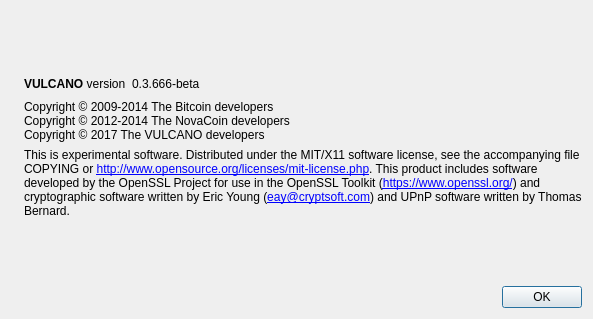
Old version of the form src/qt/forms/aboutdialog.ui in the repository whitejack19/varius.
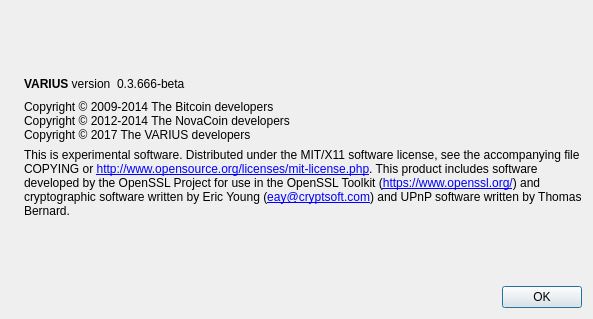
New version of the form. Icons and pictures are not drawn.

Diff of the .ui file:
```diff
--- a/src/qt/forms/aboutdialog.ui
+++ b/src/qt/forms/aboutdialog.ui
@@ -50,7 +50,7 @@
           <cursorShape>IBeamCursor</cursorShape>
          </property>
          <property name="text">
-          <string>&lt;b&gt;VULCANO&lt;/b&gt; version</string>
+          <string>&lt;b&gt;VARIUS&lt;/b&gt; version</string>
          </property>
          <property name="textInteractionFlags">
           <set>Qt::LinksAccessibleByMouse|Qt::TextSelectableByKeyboard|Qt::TextSelectableByMouse</set>
@@ -93,7 +93,7 @@
        <property name="text">
         <string>Copyright © 2009-2014 The Bitcoin developers
 Copyright © 2012-2014 The NovaCoin developers
-Copyright © 2017 The VULCANO developers</string>
+Copyright © 2017 The VARIUS developers</string>
        </property>
        <property name="textInteractionFlags">
         <set>Qt::LinksAccessibleByMouse|Qt::TextSelectableByKeyboard|Qt::TextSelectableByMouse</set>
```
Left out of the diff: 2 changed lines with no effect on the pictures.
